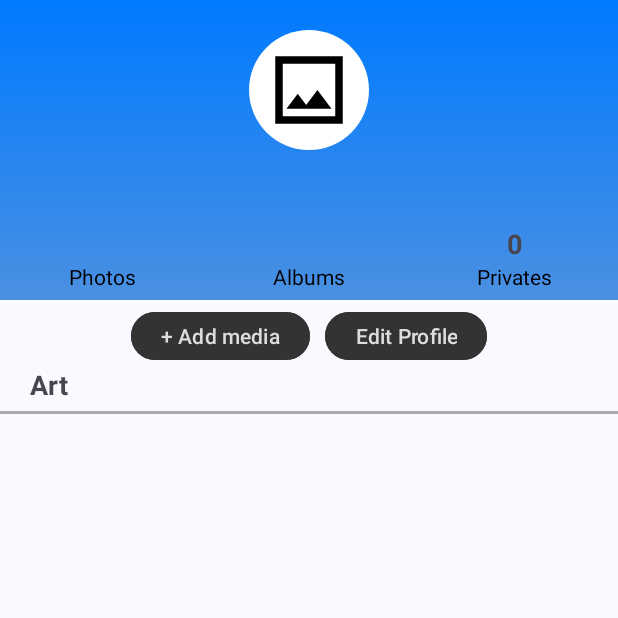
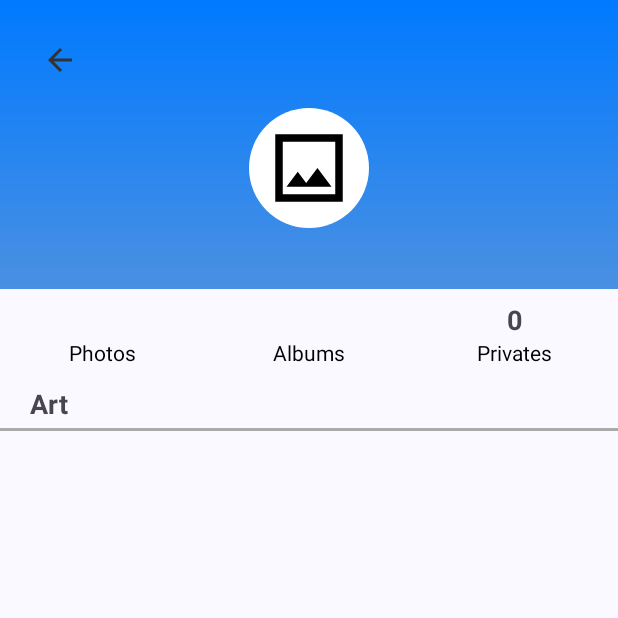
Before and after one commit to HZeroxium/MemorAI, an Android app: the ProfileFragment screen opened through its navigation route, on a phone screen of 412 x 824 dp, the top half of it. Run offline under Robolectric (Android 15) with nearby library versions, the phone set to English and light mode, and no system bars; our stand-ins replace Dagger/Hilt's generated code, Firebase (no records; nobody signed in at launch, a user with empty details on screens opened directly), navigation-ui; pictures from the network do not load; 13 statements that could not run were skipped.

Commit message:
Refactor ProfileFragment and layout: add back button functionality and navigation listeners for stats sections

```diff
--- a/app/src/main/java/com/example/memorai/presentation/ui/fragment/ProfileFragment.java
+++ b/app/src/main/java/com/example/memorai/presentation/ui/fragment/ProfileFragment.java
@@ -20,8 +20,6 @@ import com.bumptech.glide.Glide;
 import com.example.memorai.R;
 import com.example.memorai.databinding.FragmentProfileBinding;
 import com.example.memorai.domain.model.Photo;
-import com.example.memorai.presentation.ui.adapter.AlbumAdapter;
-import com.example.memorai.presentation.ui.adapter.PhotoAdapter;
 import com.example.memorai.presentation.ui.adapter.PhotoSection;
 import com.example.memorai.presentation.ui.adapter.PhotoSectionAdapter;
 import com.example.memorai.presentation.viewmodel.AlbumViewModel;
@@ -31,25 +29,16 @@ import com.google.firebase.auth.FirebaseAuth;
 import com.google.firebase.auth.FirebaseUser;
 
 import java.io.ByteArrayOutputStream;
-import java.text.SimpleDateFormat;
 import java.util.ArrayList;
-import java.util.Date;
 import java.util.List;
-import java.util.Locale;
 
 public class ProfileFragment extends Fragment {
     private FragmentProfileBinding binding;
     private UserViewModel userViewModel;
-
     private PhotoViewModel photoViewModel;
-
     private AlbumViewModel albumViewModel;
-
     private PhotoSectionAdapter adapter;
-
     private boolean isSelectionMode = false;
-
-
     private FirebaseUser user = FirebaseAuth.getInstance().getCurrentUser();
 
     @Override
@@ -65,6 +54,13 @@ public class ProfileFragment extends Fragment {
         userViewModel = new ViewModelProvider(requireActivity()).get(UserViewModel.class);
         photoViewModel = new ViewModelProvider(requireActivity()).get(PhotoViewModel.class);
         albumViewModel = new ViewModelProvider(requireActivity()).get(AlbumViewModel.class);
+
+        // Add back button functionality
+        binding.btnBack.setOnClickListener(v -> Navigation.findNavController(requireView()).popBackStack());
+
+        // Add click listeners for stats sections
+        setupNavigationListeners();
+
         setupObservers();
         adapter = new PhotoSectionAdapter();
         adapter.setOnPhotoClickListener((sharedView, photo) -> {
@@ -81,6 +77,32 @@ public class ProfileFragment extends Fragment {
         binding.recyclerViewPhotos.setAdapter(adapter);
         applyLayoutManager();
         photoViewModel.observeAllPhotos().observe(getViewLifecycleOwner(), this::handlePhotoList);
+    }
+
+    private void setupNavigationListeners() {
+        // Navigate to Photos fragment
+        binding.layoutPhotosStats
+                .setOnClickListener(v -> Navigation.findNavController(requireView()).navigate(R.id.photoListFragment));
+
+        // Navigate to Albums fragment
+        binding.layoutAlbumsStats
+                .setOnClickListener(v -> Navigation.findNavController(requireView()).navigate(R.id.albumListFragment));
+
+        // Navigate to Private album
+        binding.layoutPrivatesStats.setOnClickListener(v -> {
+            // Find the private album and navigate to it
+            photoViewModel.getPrivateAlbumId(albumId -> {
+                if (albumId != null) {
+                    Bundle args = new Bundle();
+                    args.putString("album_id", albumId);
+                    photoViewModel.clearAlbumPhoto();
+                    albumViewModel.clearAlbum();
+                    Navigation.findNavController(requireView()).navigate(R.id.albumDetailFragment, args);
+                } else {
+                    Toast.makeText(requireContext(), "Private album not found", Toast.LENGTH_SHORT).show();
+                }
+            });
+        });
     }
 
     private byte[] convertBitmapToByteArray(Bitmap bitmap) {
@@ -107,7 +129,6 @@ public class ProfileFragment extends Fragment {
             }
         });
         binding.recyclerViewPhotos.setLayoutManager(layoutManager);
-
     }
 
     private void handlePhotoList(List<Photo> photos) {
@@ -122,7 +143,6 @@ public class ProfileFragment extends Fragment {
     }
 
     private void setupObservers() {
-
         if (user != null) {
             updateUI(user);
         }
@@ -151,17 +171,7 @@ public class ProfileFragment extends Fragment {
         binding.photosCountText.setText(String.valueOf(photoViewModel.getPhotoCount()));
         binding.albumsCountText.setText(String.valueOf(albumViewModel.getAlbumCount()));
 
-        // Setup buttons
-        binding.btnAddMedia.setOnClickListener(v -> showAddMediaDialog());
-        binding.btnEditProfile.setOnClickListener(v -> openEditProfile(user));
-    }
-
-
-    private void showAddMediaDialog() {
-        // Implement your add media dialog
-    }
-
-    private void openEditProfile(FirebaseUser user) {
-        // Implement edit profile functionality
+        // We could update private count here if we have a method to get that count
+        // binding.privatesCountText.setText(String.valueOf(photoViewModel.getPrivatePhotoCount()));
     }
 }
--- a/app/src/main/java/com/example/memorai/presentation/viewmodel/PhotoViewModel.java
+++ b/app/src/main/java/com/example/memorai/presentation/viewmodel/PhotoViewModel.java
@@ -44,7 +44,10 @@ public class PhotoViewModel extends ViewModel {
     private final Handler mainHandler = new Handler(Looper.getMainLooper());
 
     private MutableLiveData<Boolean> _isSyncing = new MutableLiveData<>(false);
-    public LiveData<Boolean> isSyncing() { return _isSyncing; }
+
+    public LiveData<Boolean> isSyncing() {
+        return _isSyncing;
+    }
 
     @Inject
     public PhotoViewModel(PhotoRepository photoRepository, @ApplicationContext Context context) {
@@ -131,15 +134,12 @@ public class PhotoViewModel extends ViewModel {
 
                 // Thông báo nếu không tìm thấy kết quả
                 if (matchedPhotos.isEmpty()) {
-                    mainHandler.post(() ->
-                            Toast.makeText(context, "No photos found with tag: " + query, Toast.LENGTH_SHORT).show()
-                    );
+                    mainHandler.post(() -> Toast
+                            .makeText(context, "No photos found with tag: " + query, Toast.LENGTH_SHORT).show());
                 }
             } catch (Exception e) {
                 Log.e("PhotoViewModel", "Error searching photos by tag", e);
-                mainHandler.post(() ->
-                        Toast.makeText(context, "Error searching photos", Toast.LENGTH_SHORT).show()
-                );
+                mainHandler.post(() -> Toast.makeText(context, "Error searching photos", Toast.LENGTH_SHORT).show());
             }
         });
     }
@@ -149,7 +149,8 @@ public class PhotoViewModel extends ViewModel {
             try {
                 String base64Image = convertBitmapToBase64(bitmap);
                 String photoId = UUID.randomUUID().toString();
-                Photo photo = new Photo(photoId, base64Image, tags, System.currentTimeMillis(), System.currentTimeMillis());
+                Photo photo = new Photo(photoId, base64Image, tags, System.currentTimeMillis(),
+                        System.currentTimeMillis());
                 photoRepository.addPhoto(photo);
                 updateLocalPhotos(photo);
                 toastEvent.postValue("Photo added successfully");
@@ -315,12 +316,16 @@ public class PhotoViewModel extends ViewModel {
         });
     }
 
+    public void getPrivateAlbumId(PhotoRepositoryImpl.OnResultCallback<String> callback) {
+        photoRepository.getPrivateAlbumId(callback);
+    }
+
     // Interface callback
     public interface SyncCallback {
         void onSyncStarted();
+
         void onSyncCompleted(boolean isSuccess);
     }
-
 
     @Override
     protected void onCleared() {
--- a/app/src/main/res/layout/fragment_profile.xml
+++ b/app/src/main/res/layout/fragment_profile.xml
@@ -1,176 +1,48 @@
 <?xml version="1.0" encoding="utf-8"?>
-<androidx.constraintlayout.widget.ConstraintLayout
-    xmlns:android="http://schemas.android.com/apk/res/android"
+<androidx.constraintlayout.widget.ConstraintLayout xmlns:android="http://schemas.android.com/apk/res/android"
     xmlns:app="http://schemas.android.com/apk/res-auto"
-    xmlns:tools="http://schemas.android.com/tools"
-    android:layout_width="match_parent"
-    android:layout_height="match_parent">
+    xmlns:tools="http://schemas.android.com/tools" android:layout_width="match_parent" android:layout_height="match_parent">
 
-    <!-- Phần header -->
-    <LinearLayout
-        android:id="@+id/header"
-        android:layout_width="match_parent"
-        android:layout_height="200dp"
-        android:orientation="vertical"
-        android:background="@drawable/bg_gradient"
-        app:layout_constraintTop_toTopOf="parent">
+    <!-- Header -->
+    <LinearLayout android:id="@+id/header" android:layout_width="match_parent" android:layout_height="wrap_content" android:orientation="vertical" android:background="@drawable/bg_gradient" android:paddingBottom="12dp" app:layout_constraintTop_toTopOf="parent" app:layout_constraintStart_toStartOf="parent" app:layout_constraintEnd_toEndOf="parent">
 
-        <ImageView
-            android:id="@+id/avatar"
-            android:layout_width="wrap_content"
-            android:layout_height="wrap_content"
-            android:layout_gravity="center"
-            android:layout_marginTop="20dp"
-            android:background="@drawable/circle_background"
-            android:padding="10dp"
-            android:src="@drawable/ic_profile" />
+        <ImageButton android:id="@+id/btnBack" android:layout_width="48dp" android:layout_height="48dp" android:layout_marginStart="16dp" android:layout_marginTop="16dp" android:background="?attr/selectableItemBackgroundBorderless" android:contentDescription="@string/back" android:src="@drawable/ic_back" android:layout_gravity="start" />
 
-        <TextView
-            android:id="@+id/username"
-            android:layout_width="wrap_content"
-            android:layout_height="wrap_content"
-            android:layout_gravity="center"
-            android:textSize="18sp"
-            android:textColor="@android:color/white"/>
+        <ImageView android:id="@+id/avatar" android:layout_width="80dp" android:layout_height="80dp" android:layout_marginTop="8dp" android:layout_gravity="center" android:background="@drawable/circle_background" android:padding="10dp" android:src="@drawable/ic_profile" />
+
+        <TextView android:id="@+id/username" android:layout_width="wrap_content" android:layout_height="wrap_content" android:textSize="18sp" android:textColor="@android:color/white" android:layout_marginTop="4dp" android:layout_gravity="center" />
     </LinearLayout>
 
-    <!-- Thống kê -->
-    <LinearLayout
-        android:id="@+id/stats"
-        android:layout_width="match_parent"
-        android:layout_height="wrap_content"
-        android:orientation="horizontal"
-        android:gravity="center"
-        android:layout_marginTop="150dp"
-        app:layout_constraintTop_toTopOf="parent">
+    <!-- Stats -->
+    <LinearLayout android:id="@+id/stats" android:layout_width="0dp" android:layout_height="wrap_content" android:orientation="horizontal" android:gravity="center" android:layout_marginTop="8dp" app:layout_constraintTop_toBottomOf="@id/header" app:layout_constraintStart_toStartOf="parent" app:layout_constraintEnd_toEndOf="parent">
 
-        <LinearLayout
-            android:layout_width="0dp"
-            android:layout_height="wrap_content"
-            android:layout_weight="1"
-            android:orientation="vertical"
-            android:gravity="center">
+        <!-- 3 phần tử thống kê -->
+        <LinearLayout android:id="@+id/layoutPhotosStats" android:layout_width="0dp" android:layout_height="wrap_content" android:layout_weight="1" android:orientation="vertical" android:gravity="center" android:clickable="true" android:focusable="true" android:background="?attr/selectableItemBackground">
 
-            <TextView
-                android:id="@+id/photosCountText"
-                android:layout_height="wrap_content"
-                android:layout_width="wrap_content"
-                android:textStyle="bold"
-                android:textSize="18sp"/>
-            <TextView
-                android:text="@string/photos"
-                android:layout_height="wrap_content"
-                android:layout_width="wrap_content"
-                style="@style/content"
-                />
+            <TextView android:id="@+id/photosCountText" android:layout_width="wrap_content" android:layout_height="wrap_content" android:textStyle="bold" android:textSize="18sp" />
+            <TextView android:id="@+id/photosText" android:layout_width="wrap_content" android:layout_height="wrap_content" android:text="@string/photos" style="@style/content" />
         </LinearLayout>
 
-        <LinearLayout
-            android:layout_width="0dp"
-            android:layout_height="wrap_content"
-            android:layout_weight="1"
-            android:orientation="vertical"
-            android:gravity="center">
+        <LinearLayout android:id="@+id/layoutAlbumsStats" android:layout_width="0dp" android:layout_height="wrap_content" android:layout_weight="1" android:orientation="vertical" android:gravity="center" android:clickable="true" android:focusable="true" android:background="?attr/selectableItemBackground">
 
-            <TextView
-                android:id="@+id/albumsCountText"
-                android:layout_height="wrap_content"
-                android:layout_width="wrap_content"
-                android:textStyle="bold"
-                android:textSize="18sp"/>
-            <TextView
-                android:layout_height="wrap_content"
-                android:layout_width="wrap_content"
-                style="@style/content"
-                android:text="@string/albums"/>
+            <TextView android:id="@+id/albumsCountText" android:layout_width="wrap_content" android:layout_height="wrap_content" android:textStyle="bold" android:textSize="18sp" />
+            <TextView android:id="@+id/albumsText" android:layout_width="wrap_content" android:layout_height="wrap_content" android:text="@string/albums" style="@style/content" />
         </LinearLayout>
 
-        <LinearLayout
-            android:layout_width="0dp"
-            android:layout_height="wrap_content"
-            android:layout_weight="1"
-            android:orientation="vertical"
-            android:gravity="center">
+        <LinearLayout android:id="@+id/layoutPrivatesStats" android:layout_width="0dp" android:layout_height="wrap_content" android:layout_weight="1" android:orientation="vertical" android:gravity="center" android:clickable="true" android:focusable="true" android:background="?attr/selectableItemBackground">
 
-            <TextView
-                android:text="0"
-                android:layout_height="wrap_content"
-                android:layout_width="wrap_content"
-                android:textStyle="bold"
-                android:textSize="18sp"/>
-            <TextView
-                android:layout_height="wrap_content"
-                android:layout_width="wrap_content"
-                style="@style/content"
-                android:text="@string/privates"/>
+            <TextView android:id="@+id/privatesCountText" android:layout_width="wrap_content" android:layout_height="wrap_content" android:text="0" android:textStyle="bold" android:textSize="18sp" />
+            <TextView android:id="@+id/privatesText" android:layout_width="wrap_content" android:layout_height="wrap_content" android:text="@string/privates" style="@style/content" />
         </LinearLayout>
     </LinearLayout>
 
-    <!-- Nút Thêm Media và Chỉnh sửa -->
-    <LinearLayout
-        android:id="@+id/btns"
-        android:layout_width="match_parent"
-        android:layout_height="wrap_content"
-        android:orientation="horizontal"
-        android:gravity="center"
-        android:layout_marginTop="10dp"
-        app:layout_constraintTop_toBottomOf="@id/stats">
+    <!-- Danh mục Art -->
+    <TextView android:id="@+id/tv_category" android:layout_width="wrap_content" android:layout_height="wrap_content" android:text="@string/art" android:textSize="18sp" android:textStyle="bold" android:layout_marginStart="20dp" android:layout_marginTop="12dp" app:layout_constraintTop_toBottomOf="@id/stats" app:layout_constraintStart_toStartOf="parent" />
 
-        <Button
-            android:id="@+id/btn_add_media"
-            android:layout_width="wrap_content"
-            android:layout_height="40dp"
-            android:backgroundTint="@color/theme_night_theme"
-            android:paddingHorizontal="20dp"
-            android:text="@string/add_media"
-            android:textColor="@color/button"
-            tools:ignore="TouchTargetSizeCheck" />
+    <!-- Divider -->
+    <View android:layout_width="match_parent" android:layout_height="2dp" android:background="@android:color/darker_gray" android:layout_marginTop="4dp" app:layout_constraintTop_toBottomOf="@id/tv_category" app:layout_constraintStart_toStartOf="parent" app:layout_constraintEnd_toEndOf="parent" />
 
-        <Button
-            android:id="@+id/btn_edit_profile"
-            android:layout_width="wrap_content"
-            android:layout_height="40dp"
-            android:layout_marginStart="10dp"
-            android:backgroundTint="@color/theme_night_theme"
-            android:paddingHorizontal="20dp"
-            android:text="@string/edit_profile"
-            android:textColor="@color/button"
-            tools:ignore="TouchTargetSizeCheck" />
-    </LinearLayout>
-
-    <!-- Danh mục Art -->
-    <TextView
-        android:id="@+id/tv_category"
-        android:layout_width="wrap_content"
-        android:layout_height="wrap_content"
-        android:text="@string/art"
-        android:textSize="18sp"
-        android:textStyle="bold"
-        android:layout_marginStart="20dp"
-        app:layout_constraintTop_toBottomOf="@id/btns"
-        app:layout_constraintStart_toStartOf="parent"/>
-
-    <View
-        android:layout_width="match_parent"
-        android:layout_height="2dp"
-        android:background="@android:color/darker_gray"
-        android:layout_marginTop="5dp"
-        app:layout_constraintTop_toBottomOf="@id/tv_category"
-        app:layout_constraintStart_toStartOf="parent"
-        app:layout_constraintEnd_toEndOf="parent"/>
-
-    <!-- Hình ảnh trong danh mục Art -->
-    <androidx.recyclerview.widget.RecyclerView
-        android:id="@+id/recyclerViewPhotos"
-        android:layout_width="0dp"
-        android:layout_height="0dp"
-        android:clipToPadding="false"
-        android:paddingTop="8dp"
-        app:layout_constraintBottom_toBottomOf="parent"
-        app:layout_constraintEnd_toEndOf="parent"
-        app:layout_constraintHorizontal_bias="0.0"
-        app:layout_constraintStart_toStartOf="parent"
-        app:layout_constraintTop_toBottomOf="@+id/tv_category"
-        app:layout_constraintVertical_bias="1.0" />
+    <!-- RecyclerView -->
+    <androidx.recyclerview.widget.RecyclerView android:id="@+id/recyclerViewPhotos" android:layout_width="0dp" android:layout_height="0dp" android:clipToPadding="false" android:paddingTop="8dp" app:layout_constraintTop_toBottomOf="@id/tv_category" app:layout_constraintBottom_toBottomOf="parent" app:layout_constraintStart_toStartOf="parent" app:layout_constraintEnd_toEndOf="parent" />
 
 </androidx.constraintlayout.widget.ConstraintLayout>
```
